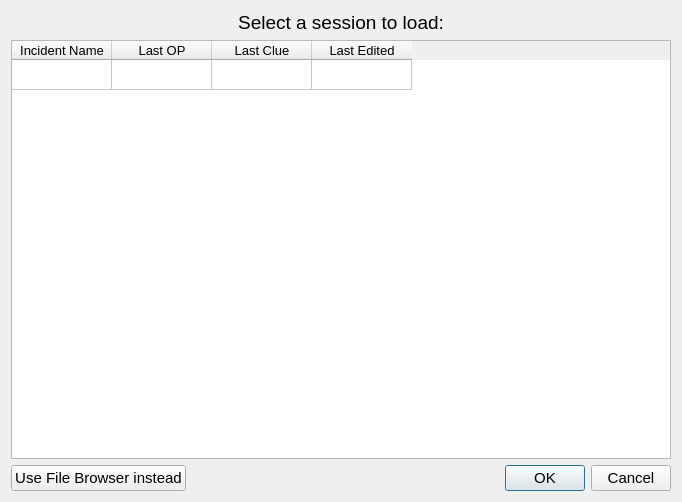
Before: the Qt Designer form designer/loadDialog.ui in ncssar/radiolog, drawn with Qt 5.
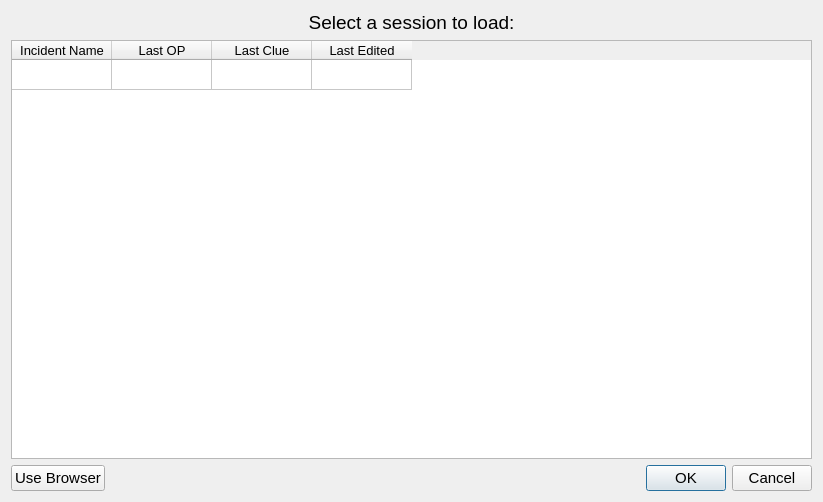
After: the same form once the commit is applied.

What changed in the file:
```diff
--- a/designer/loadDialog.ui
+++ b/designer/loadDialog.ui
@@ -6,7 +6,7 @@
    <rect>
     <x>0</x>
     <y>0</y>
-    <width>682</width>
+    <width>823</width>
     <height>502</height>
    </rect>
   </property>
@@ -108,7 +108,7 @@
         </font>
        </property>
        <property name="text">
-        <string>Use File Browser instead</string>
+        <string>Use Browser</string>
        </property>
       </widget>
      </item>
```
Left out of the diff: 17 changed lines with no effect on the pictures.
